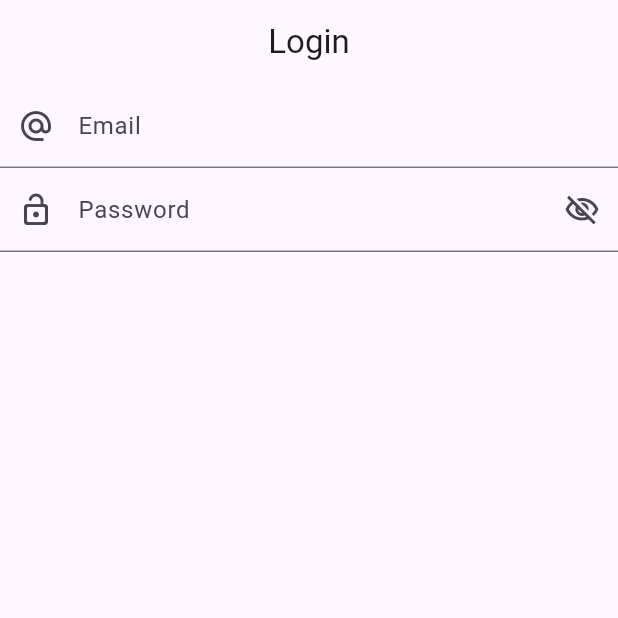
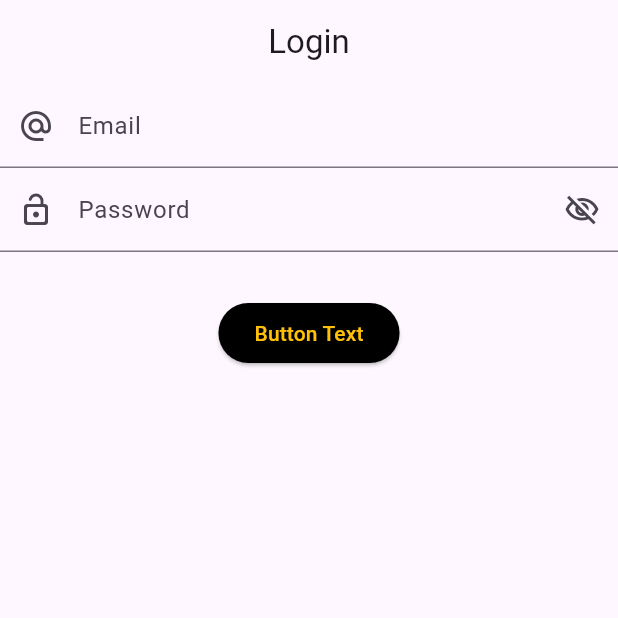
Before and after one commit to FaizaIshfaq/gestationalAgePredicitonUsingUltrasound, a Flutter app: the screen it shows after launch, on a phone screen of 412 x 824 dp, the top half of it. Run offline on Flutter 3.47's test engine with Material 2 defaults, Android fonts, the light colour scheme and no system bars; our stand-ins replace another_flushbar, firebase_auth, firebase_core, fluttertoast; accounts and stored records are empty.

Commit message:
login fucntionality

```diff
--- a/lib/data/network/NetworkApiService.dart
+++ b/lib/data/network/NetworkApiService.dart
@@ -11,7 +11,7 @@ class NetworkApiService extends BaseApiServices{
     dynamic responseJson;
     try{
       Response response=await http.get(Uri.parse(url)).timeout(Duration(seconds:10));
-      responseJson=returnResponse(response);
+      responseJson=response;
     }on SocketException{
       throw FetchDataException('No Internet Connection');
     }
--- a/lib/main.dart
+++ b/lib/main.dart
@@ -1,7 +1,9 @@
 import 'package:fetal_femur_ultrasound/utils/routes/routes.dart';
 import 'package:fetal_femur_ultrasound/utils/routes/routes_name.dart';
 import 'package:fetal_femur_ultrasound/view/login_screen.dart';
+import 'package:fetal_femur_ultrasound/view_model/auth_view_model.dart';
 import 'package:flutter/material.dart';
+import 'package:provider/provider.dart';
 
 void main() {
   runApp(const MyApp());
@@ -13,8 +15,12 @@ class MyApp extends StatelessWidget {
   // This widget is the root of your application.
   @override
   Widget build(BuildContext context) {
-    return MaterialApp(
-      title: 'Flutter Demo',
+    return MultiProvider(
+        providers: [
+          ChangeNotifierProvider(create:(_)=>AuthViewModel()),
+        ],
+      child:  MaterialApp(
+        title: 'Gestational Age',
         theme: ThemeData(
           // This is the theme of your application.
           //
@@ -34,8 +40,10 @@ class MyApp extends StatelessWidget {
           colorScheme: ColorScheme.fromSeed(seedColor: Colors.deepPurple),
           useMaterial3: true,
         ),
+        debugShowCheckedModeBanner: false,
         initialRoute: RoutesName.login,
         onGenerateRoute: Routes.generateRoute,
+      ),
     );
   }
 }
--- a/lib/res/AppConst.dart
+++ b/lib/res/AppConst.dart
@@ -3,5 +3,5 @@ import 'dart:ui';
 class AppColors{
   static const Color blackColor=Color(0xFF0000);
   static const Color whiteColor=Color(0xFFFFFF);
-  static const Color buttonColor=Color(0x1246A3);
+  static const Color buttonColor=Color(0x0015ff);
 }
--- /dev/null
+++ b/lib/res/app_url.dart
@@ -0,0 +1,6 @@
+
+class AppUrl{
+  static var baseUrl="https://reqres.in/";
+  static var loginApiEndPoint=baseUrl+"/api/login";
+  static var registerApiEndPoint=baseUrl+"/api/register";
+}
--- a/lib/res/components/round_button.dart
+++ b/lib/res/components/round_button.dart
@@ -2,27 +2,28 @@ import 'package:fetal_femur_ultrasound/res/AppConst.dart';
 import 'package:flutter/material.dart';
 
 class RoundButton extends StatelessWidget {
-  const RoundButton({Key? key,
-  required this.title,
-  this.loading=false,
-  required this.onPress,}) : super(key:key);
+  const RoundButton({
+    Key? key,
+    required this.title,
+    this.loading = false,
+    required this.onPress,
+  }) : super(key: key);
+
   final String title;
   final bool loading;
   final VoidCallback onPress;
+
   @override
   Widget build(BuildContext context) {
-    return InkWell(
-      onTap: onPress,
-      child: Container(
-        height: 40,
-        width: 200,
-        decoration: BoxDecoration(
-          color: AppColors.buttonColor,
-          borderRadius: BorderRadius.circular(10)
-        ),
-        child: Center(
-            child: Text(this.title,style: TextStyle(color: AppColors.whiteColor),)
-        ),
+    return ElevatedButton(
+      onPressed: () { onPress();},
+      style: ElevatedButton.styleFrom(
+        foregroundColor: Colors.amber,
+        backgroundColor: Colors.black,// background color
+      ),
+      child: loading? const CircularProgressIndicator(color: Colors.white,): Text(
+        title, // Use the title parameter here
+        // style: ,
       ),
     );
   }
--- a/lib/view/login_screen.dart
+++ b/lib/view/login_screen.dart
@@ -1,7 +1,10 @@
 import 'package:fetal_femur_ultrasound/res/components/round_button.dart';
 import 'package:fetal_femur_ultrasound/view/home_screen.dart';
+import 'package:fetal_femur_ultrasound/view_model/auth_view_model.dart';
 import 'package:flutter/material.dart';
-
+import 'package:firebase_auth/firebase_auth.dart';
+import 'package:firebase_core/firebase_core.dart';
+import 'package:provider/provider.dart';
 import '../utils/routes/routes_name.dart';
 import '../utils/utils.dart';
 class LoginView extends StatefulWidget {
@@ -17,30 +20,23 @@ class _LoginViewState extends State<LoginView> {
   final TextEditingController _passwordController=TextEditingController();
   FocusNode emailFocusNode=FocusNode();
   FocusNode passwordFocusNode=FocusNode();
+  void dispose(){
+    _emailController.dispose();
+    _passwordController.dispose();
+    emailFocusNode.dispose();
+    passwordFocusNode.dispose();
+    _obsecurePassword.dispose();
+  }
   @override
   Widget build(BuildContext context) {
+    final authViewModel=Provider.of<AuthViewModel>(context);
     final height = MediaQuery.of(context)
                        .size.height*1;
     return Scaffold(
       appBar: AppBar(
-        title: Text('Login'),
+        title: const Text('Login'),
         centerTitle: true,
       ),
-        // body: Center(
-        //    child: InkWell(
-        //      onTap:(){
-        //        Utils.snakBar('No Internet access', context);
-        //        // Utils.flushBarErrorMessages('No Internet access', context);
-        //        // Utils.toastMessage("toast msg no internet");
-        //        // Navigator.pushNamed(context, RoutesName.home);
-        //        // Navigator.push(
-        //        //     context,
-        //        //     MaterialPageRoute(builder: (context)=>HomeScreen()),
-        //        // );
-        //        },
-        //      child: Text('Click'),
-        //    ),
-        // )
       body: SafeArea(
         child: Column(
           mainAxisAlignment: MainAxisAlignment.start,
@@ -50,7 +46,7 @@ class _LoginViewState extends State<LoginView> {
               controller: _emailController,
               keyboardType: TextInputType.emailAddress,
               focusNode: emailFocusNode,
-              decoration: InputDecoration(
+              decoration: const InputDecoration(
               hintText:"email",
                 labelText: "Email",
                 prefixIcon: Icon(Icons.alternate_email)
@@ -70,7 +66,7 @@ class _LoginViewState extends State<LoginView> {
                       decoration: InputDecoration(
                           hintText:"password",
                           labelText: "Password",
-                          prefixIcon: Icon(Icons.lock_open_rounded),
+                          prefixIcon: const Icon(Icons.lock_open_rounded),
                           suffixIcon: InkWell(
                               onTap: (){
                                 _obsecurePassword.value=!_obsecurePassword.value;
@@ -81,10 +77,29 @@ class _LoginViewState extends State<LoginView> {
                   );
                 }
             ),
-            SizedBox(
+            const SizedBox(
                 height:30,
             ),
-            RoundButton(title: "Submit", onPress: (){})
+            RoundButton(
+              title: 'Button Text',
+              loading: authViewModel.loading,// This text will be displayed inside the button
+              onPress: () {
+                if(_emailController.text.isEmpty){
+                  Utils.flushBarErrorMessages("Please enter email", context);
+                }else if(_passwordController.text.isEmpty){
+                  Utils.flushBarErrorMessages("Please enter password", context);
+                }else if(_passwordController.text.length<6){
+                  Utils.snakBar("Please enter 6 digit password", context);
+                }else{
+                  Map data={
+                    "email":_emailController.text.toString(),
+                    "password":_passwordController.text.toString(),
+                  };
+                  authViewModel.loginApi(data,context);
+                  print("Api hit");
+                }
+              },
+            ),
           ],
         ),
       ),
--- a/pubspec.yaml
+++ b/pubspec.yaml
@@ -39,6 +39,8 @@ dependencies:
   http: ^1.1.0
   another_flushbar: ^1.12.30
   provider: ^6.0.5
+  firebase_auth: ^4.12.1
+  firebase_core: ^2.21.0
 
 dev_dependencies:
   flutter_test:
```
Also changed, not shown: google-services.json (added, +29 -0 lines), lib/repository/auth_repository.dart (added, +25 -0 lines), lib/view_model/auth_view_model.dart (added, +27 -0 lines), pubspec.lock, 9 other files. Lines whose indentation alone changed are shown as unchanged.
